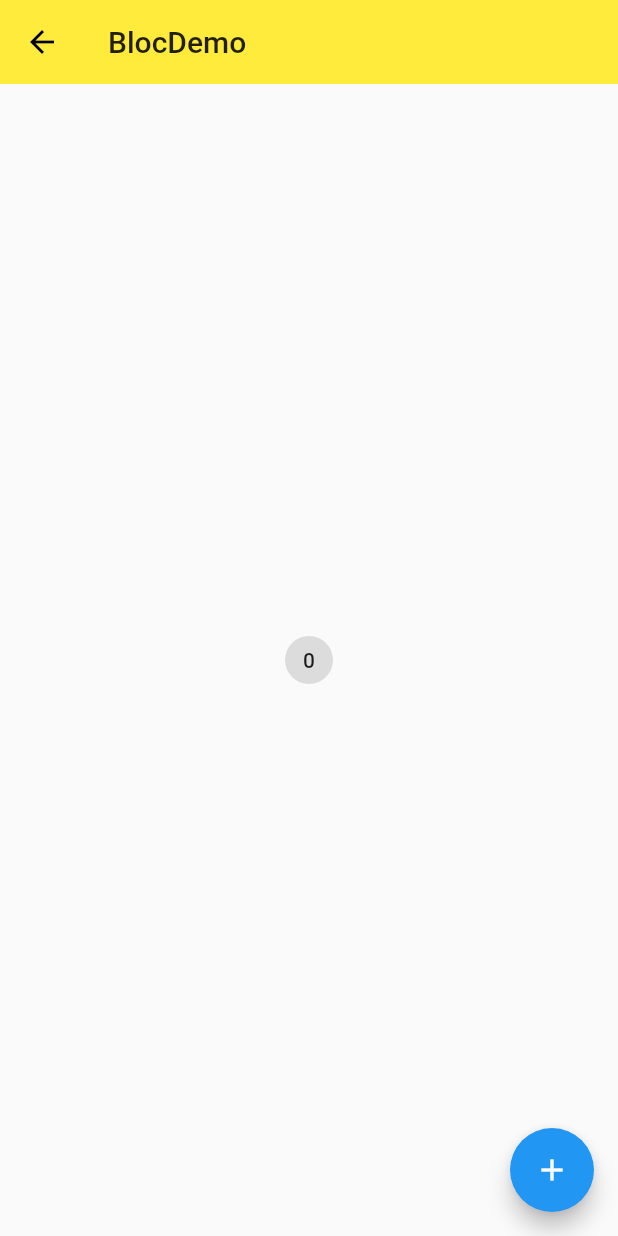
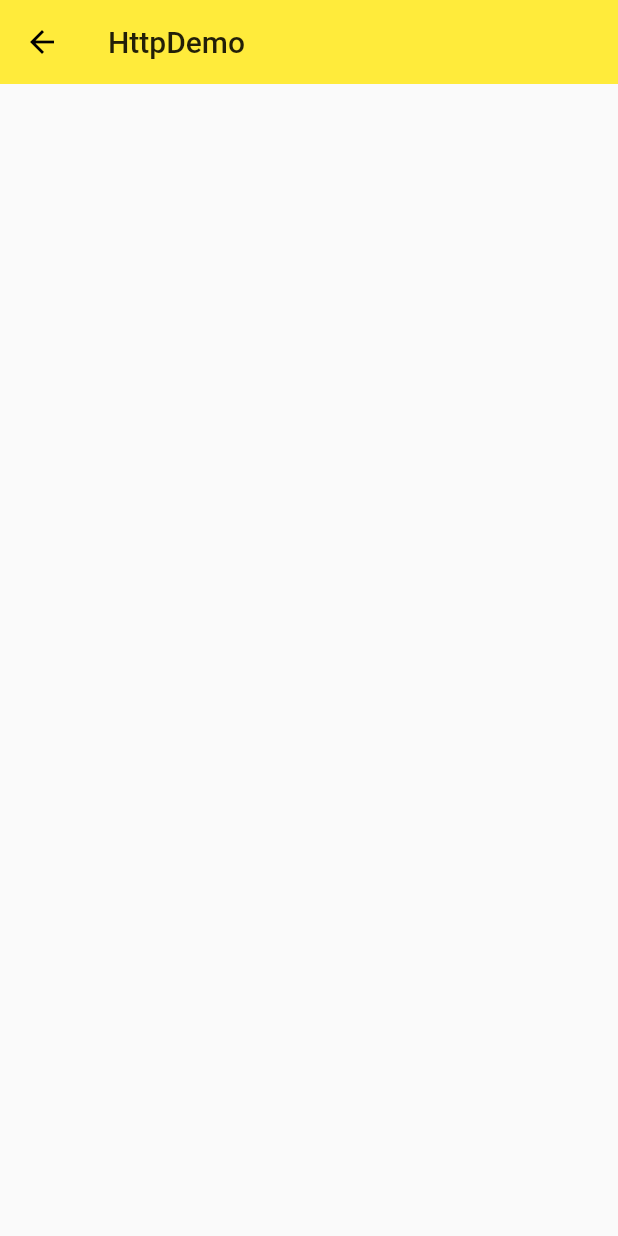
Before and after one commit to zhangGith/hello_demo, a Flutter app: the screen it shows after launch, on a phone screen of 412 x 824 dp. Run offline on Flutter 3.47's test engine with Material 2 defaults, Android fonts, the phone set to English and light mode, and no system bars; our stand-ins replace rxdart.

Commit message:
创建 HttpDemo

```diff
--- /dev/null
+++ b/lib/demo/http/http_demo.dart
@@ -0,0 +1,13 @@
+import 'package:flutter/material.dart';
+
+class HttpDemo extends StatelessWidget {
+  @override
+  Widget build(BuildContext context) {
+    return Scaffold(
+      appBar: AppBar(
+        title: Text('HttpDemo'),
+        elevation: 0.0,
+      ),
+    );
+  }
+}
--- a/lib/main.dart
+++ b/lib/main.dart
@@ -1,4 +1,5 @@
 import 'package:flutter/material.dart';
+import 'package:hello_demo/demo/http/http_demo.dart';
 import 'package:hello_demo/demo/rxdart/rxdart_demo.dart';
 import 'package:hello_demo/demo/state/state_management.dart';
 import 'package:hello_demo/demo/stream/stream_demo.dart';
@@ -17,6 +18,7 @@ import './demo/state/state_management.dart';
 import './demo/stream/stream_demo.dart';
 import './demo/rxdart/rxdart_demo.dart';
 import './demo/bloc/block_demo.dart';
+import './demo/http/http_demo.dart';
 
 void main() => runApp(MyApp());
 
@@ -27,7 +29,7 @@ class MyApp extends StatelessWidget {
     return MaterialApp(
       debugShowCheckedModeBanner: false,
       // home: NavigatorDemo(),
-      initialRoute: '/bloc',
+      initialRoute: '/http',
       routes: {
         '/': (context) => Home(),
         '/about': (context) => PageDemo(title: 'about'),
@@ -37,6 +39,7 @@ class MyApp extends StatelessWidget {
         '/stream': (context) => StreamDemo(),
         '/rxdart': (context) => RxDartDemo(),
         '/bloc': (context) => BlocDemo(),
+        '/http': (context) => HttpDemo(),
       },
       theme: ThemeData(
         primarySwatch: Colors.yellow,
```
